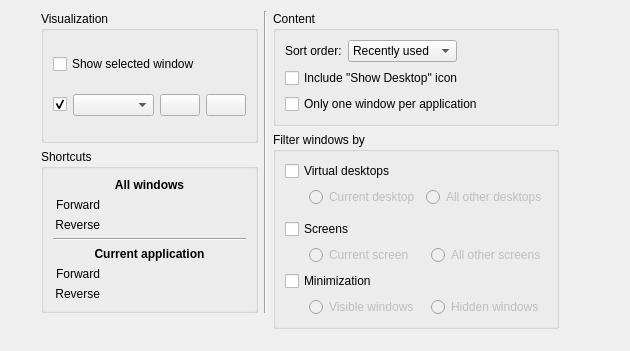
This is kwin/kcmkwin/kwintabbox/main.ui in fluxer/kde-workspace as Qt 5 draws it before an edit. The edited form follows.
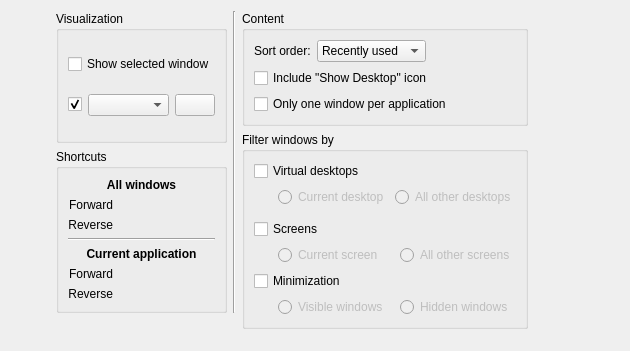
This is the edited form. Custom widgets are drawn as their Qt base class.

```diff
--- a/kwin/kcmkwin/kwintabbox/main.ui
+++ b/kwin/kcmkwin/kwintabbox/main.ui
@@ -497,13 +497,6 @@
           </property>
          </spacer>
         </item>
-        <item row="1" column="3">
-         <widget class="KPushButton" name="ghns">
-          <property name="toolTip">
-           <string>Get New Window Switcher Layout</string>
-          </property>
-         </widget>
-        </item>
        </layout>
       </widget>
      </item>
```
Left out of the diff: 1 changed line with no effect on the pictures.
